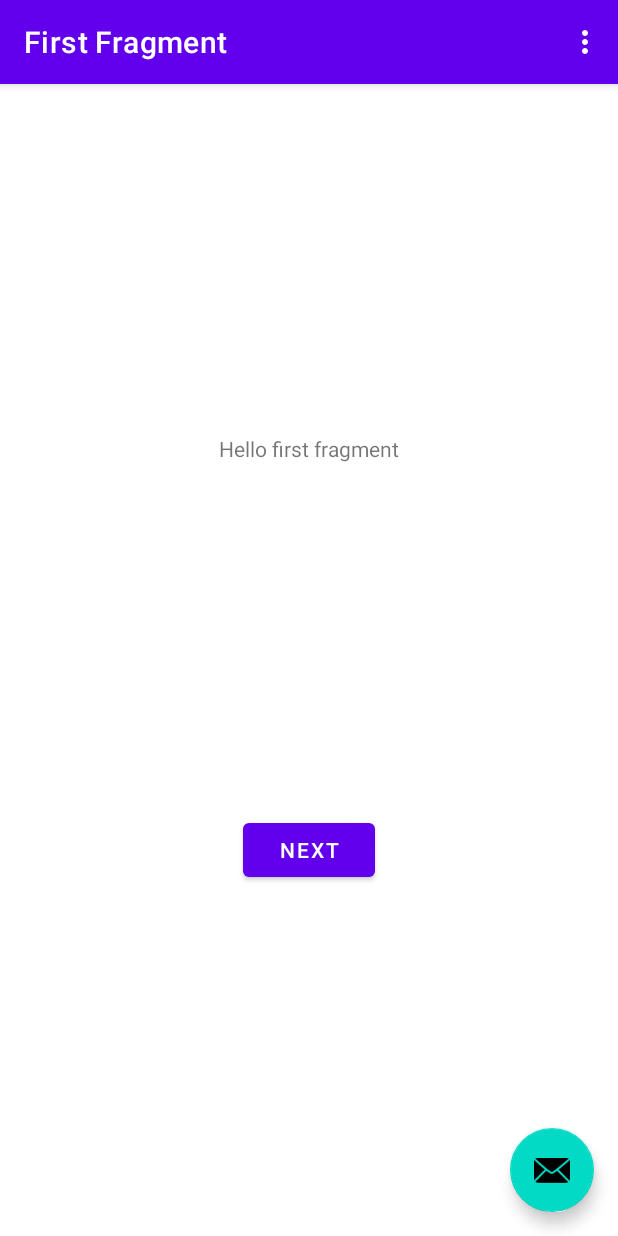
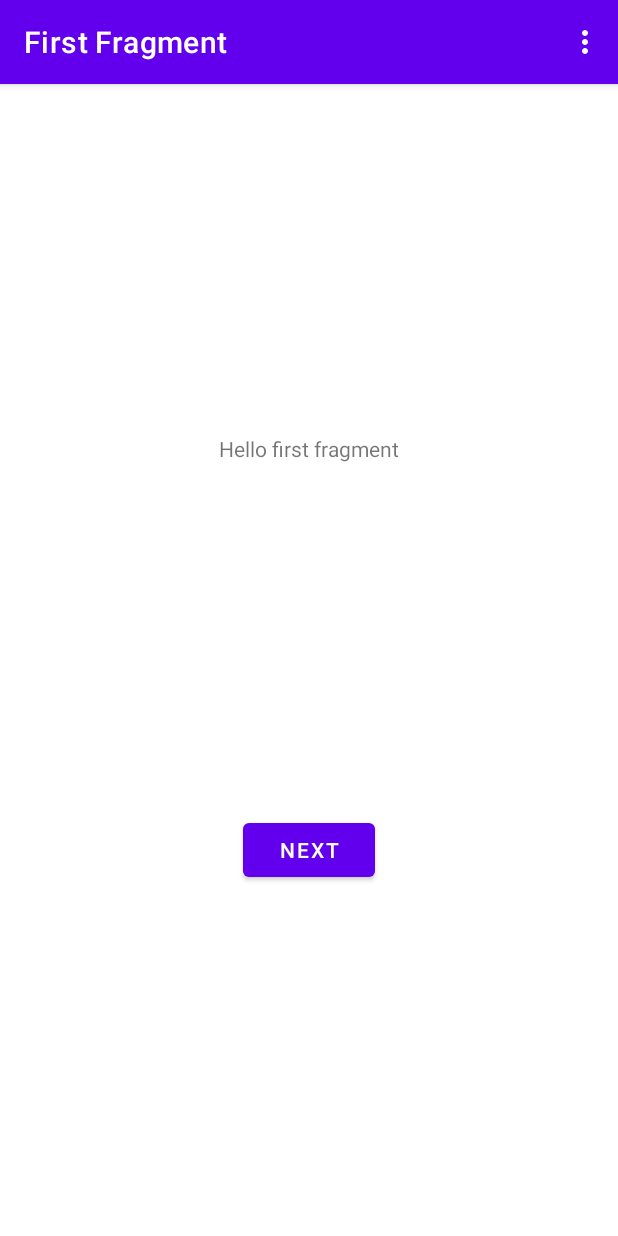
Before and after one commit to Loogibot/FlashCard, an Android app: the screen it shows after launch (MainActivity), on a phone screen of 412 x 824 dp. Run offline under Robolectric (Android 15) with nearby library versions, the light colour scheme and no system bars; our stand-ins replace navigation-ui; 1 statement that could not run was skipped.

Commit message:
basic package setup

```diff
--- /dev/null
+++ b/app/src/main/java/com/loogibot/flashcard/Deck/Deck.kt
@@ -0,0 +1,3 @@
+package com.loogibot.flashcard.Deck
+
+data class Deck(val id: Int, val name: String)
--- a/app/src/main/res/layout/activity_main.xml
+++ b/app/src/main/res/layout/activity_main.xml
@@ -21,15 +21,13 @@
     </com.google.android.material.appbar.AppBarLayout>
 
     <include layout="@layout/content_main" />
+    <androidx.recyclerview.widget.RecyclerView
+        android:id="@+id/deckList"
+        android:layout_width="wrap_content"
+        android:layout_height="wrap_content">
 
-    <com.google.android.material.floatingactionbutton.FloatingActionButton
-        android:id="@+id/fab"
-        android:layout_width="wrap_content"
-        android:layout_height="wrap_content"
-        android:layout_gravity="bottom|end"
-        android:layout_marginEnd="@dimen/fab_margin"
-        android:layout_marginBottom="16dp"
-        app:srcCompat="@android:drawable/ic_dialog_email"
-        android:contentDescription="TODO" />
+    </androidx.recyclerview.widget.RecyclerView>
+
+
 
 </androidx.coordinatorlayout.widget.CoordinatorLayout>
```
Also changed, not shown: app/src/main/java/com/loogibot/flashcard/Card/Card.kt (added, +12 -0 lines).
